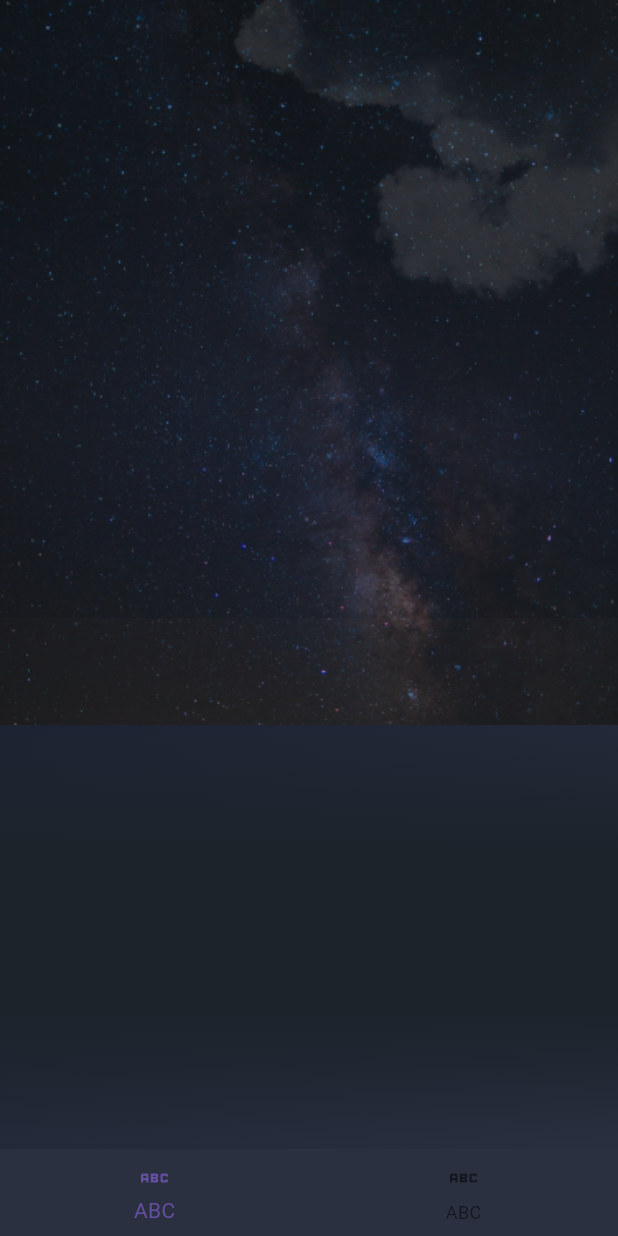
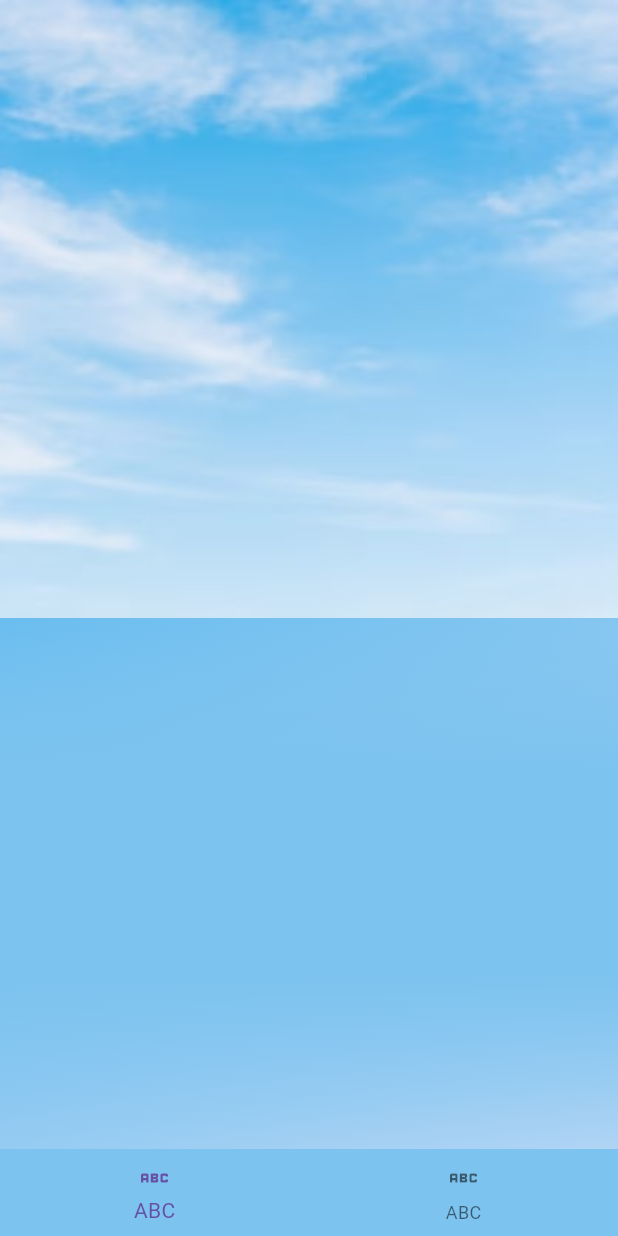
Before and after one commit to itssss-sweta/Weather_forecast, a Flutter app: the BackgroundWidget screen opened directly, on a phone screen of 412 x 824 dp. Run offline on Flutter 3.47's test engine with Material 3 defaults, Android fonts, the phone set to English and light mode, and no system bars; our stand-ins replace geolocator, get; network calls fail; statements that could not run were skipped.

Commit message:
feat: background setting according to time of the day

```diff
--- a/lib/base/color/appcolor.dart
+++ b/lib/base/color/appcolor.dart
@@ -7,5 +7,11 @@ class AppColor {
   static Color themeColor = const Color(0xFF101623);
   static Color themeLightColor = const Color(0xFF2A3040);
   static Color themeColor2 = const Color(0xFF1C232B);
+  static Color dayThemeColor = const Color(0xFF37adeb);
+  static Color dayThemeLightColor = const Color(0xFFb1d4f4);
+  static Color dayThemeColor2 = const Color(0xFF7cc3ef);
+  static Color eveningThemeColor = const Color(0xFFe87e57);
+  static Color eveningThemeLightColor = const Color(0xFFb16660);
+  static Color eveningThemeColor2 = const Color(0xFFc26c58);
   static Color buttomNavColor = const Color(0xFF2A3040);
 }
--- /dev/null
+++ b/lib/ui/background_controller/background_controller.dart
@@ -0,0 +1,20 @@
+import 'package:flutter/material.dart';
+import 'package:get/get.dart';
+import 'package:weather_forecast/base/color/appcolor.dart';
+import 'package:weather_forecast/base/service/background_service/background_service.dart';
+
+class BackgroundController extends GetxController {
+  Rx<String> backgroundImage = ''.obs;
+
+  RxList<Color> backgroundColors = <Color>[].obs;
+  RxList<Color> containerGradient = <Color>[].obs;
+  Rx<Color> buttomNavBarColor = AppColor.buttomNavColor.obs;
+  @override
+  void onInit() {
+    super.onInit();
+    backgroundImage.value = BackgroundService.getBackgroundImage();
+    backgroundColors.value = BackgroundService.getBackgroundColor();
+    containerGradient.value = BackgroundService.getContainerGradient();
+    buttomNavBarColor.value = BackgroundService.getBottomNavColor();
+  }
+}
--- a/lib/ui/widgets/background_widget.dart
+++ b/lib/ui/widgets/background_widget.dart
@@ -1,6 +1,7 @@
 import 'package:flutter/material.dart';
-import 'package:weather_forecast/base/color/appcolor.dart';
-import 'package:weather_forecast/base/extension/asset_extension.dart';
+import 'package:get/get.dart';
+import 'package:get/get_state_manager/src/simple/get_state.dart';
+import 'package:weather_forecast/ui/background_controller/background_controller.dart';
 
 class BackgroundWidget extends StatelessWidget {
   /// Contents in the screen inside the image of type Widget
@@ -20,65 +21,69 @@ class BackgroundWidget extends StatelessWidget {
   @override
   Widget build(BuildContext context) {
     return Scaffold(
-      body: Container(
+      body: GetBuilder<BackgroundController>(
+          init: BackgroundController(),
+          builder: (controller) {
+            return Container(
               decoration: BoxDecoration(
                 gradient: LinearGradient(
                   begin: Alignment.topLeft,
                   end: Alignment.bottomRight,
-            colors: [
-              AppColor.themeColor,
-              AppColor.themeLightColor,
-            ],
+                  colors: controller.backgroundColors,
                 ),
               ),
               child: Column(
                 children: [
                   Stack(
                     children: [
-                Image.asset(
-                  'cloud'.getPngImage,
+                      GetBuilder<BackgroundController>(builder: (controller) {
+                        return Image.asset(
+                          controller.backgroundImage.value,
                           fit: BoxFit.cover,
                           width: double.infinity,
                           height: MediaQuery.sizeOf(context).height / 2,
-                ),
-                Positioned(
-                  child: Image.asset(
-                    'stars'.getPngImage,
-                    fit: BoxFit.cover,
-                    width: double.infinity,
-                  ),
-                ),
+                        );
+                      }),
+                      // Positioned(
+                      //   child: Image.asset(
+                      //     'stars'.getPngImage,
+                      //     fit: BoxFit.cover,
+                      //     width: double.infinity,
+                      //   ),
+                      // ),
                       topContents ?? const SizedBox.shrink(),
                     ],
                   ),
-            Expanded(
+                  GetBuilder<BackgroundController>(builder: (controller) {
+                    return Expanded(
                       child: Container(
                         decoration: BoxDecoration(
                           gradient: LinearGradient(
                             begin: Alignment.topCenter,
                             end: Alignment.bottomCenter,
                             stops: const [0.0, 0.29, 0.67, 1.0],
-                    colors: [
-                      AppColor.themeColor2.withOpacity(0),
-                      AppColor.themeColor2,
-                      AppColor.themeColor2,
-                      AppColor.themeColor2.withOpacity(0)
-                    ],
+                            colors: controller.containerGradient,
                           ),
                         ),
                         child: bottomContents,
                       ),
-            ),
+                    );
+                  }),
                 ],
               ),
-      ),
-      bottomNavigationBar: BottomNavigationBar(
-        backgroundColor: AppColor.buttomNavColor,
+            );
+          }),
+      bottomNavigationBar:
+          GetBuilder<BackgroundController>(builder: (controller) {
+        return BottomNavigationBar(
+          elevation: 0,
+          backgroundColor: controller.buttomNavBarColor.value,
           items: const [
             BottomNavigationBarItem(icon: Icon(Icons.abc), label: 'ABC'),
             BottomNavigationBarItem(icon: Icon(Icons.abc), label: 'ABC'),
           ],
-      ),
+        );
+      }),
     );
   }
 }
```
Also changed, not shown: lib/base/service/background_service/background_service.dart (added, +71 -0 lines), assets/day_cloud.png (added), assets/evening_sky.png (added), assets/night_cloud.png (renamed from assets/cloud.png). Lines whose indentation alone changed are shown as unchanged.
